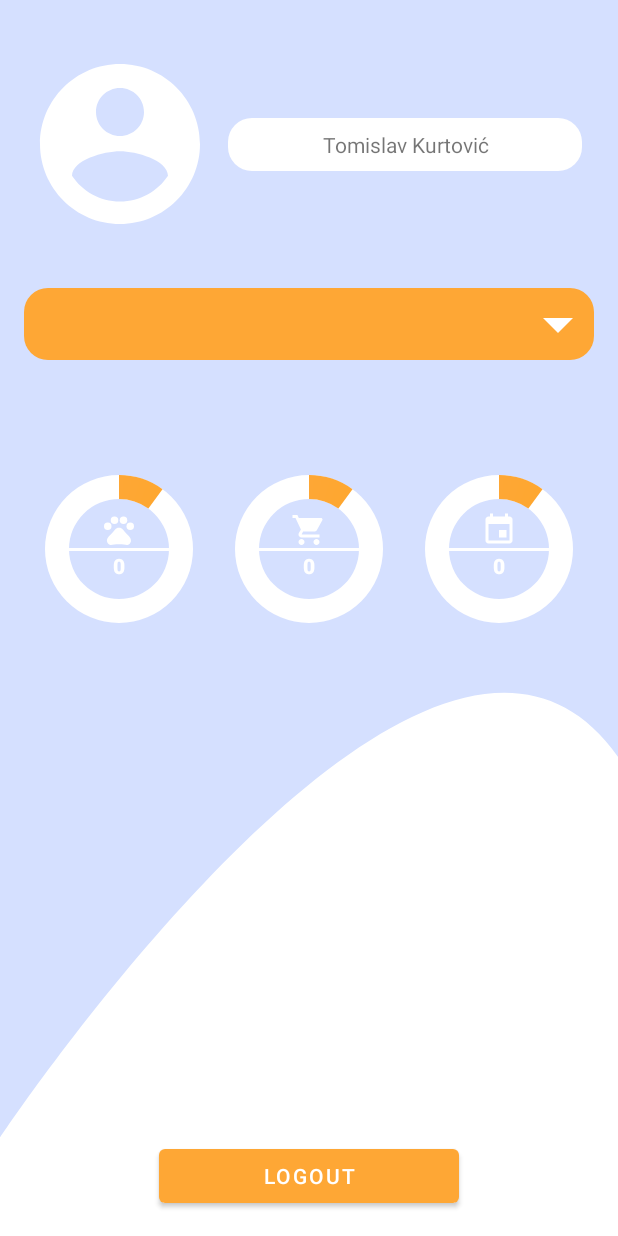
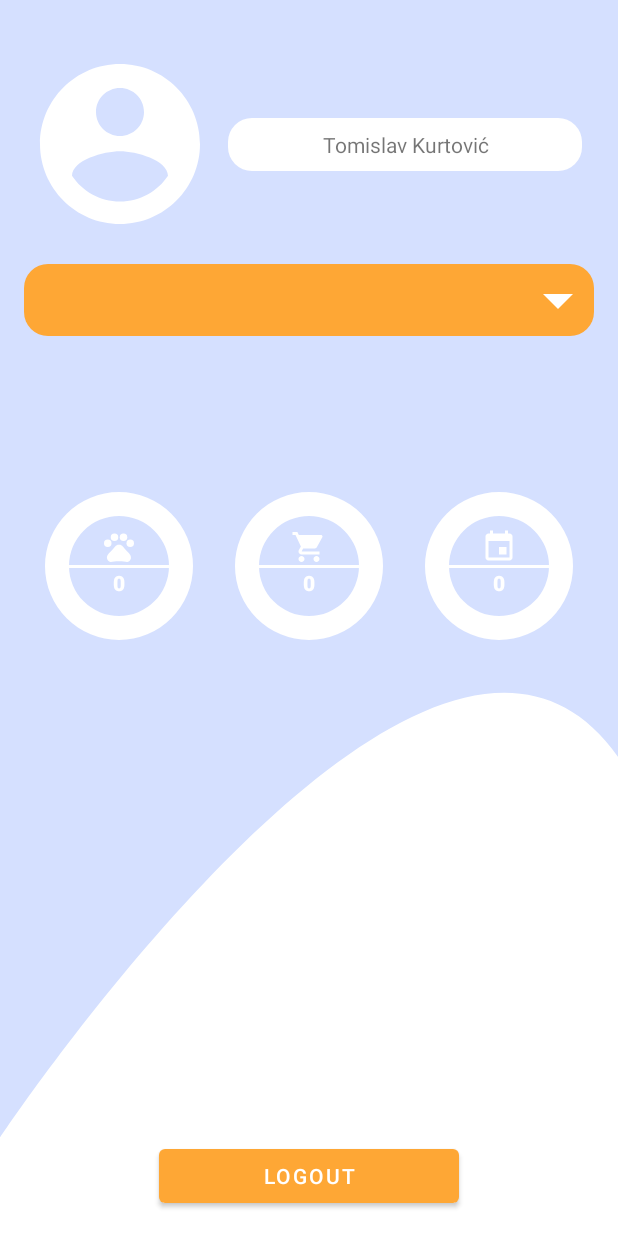
Before and after one commit to tkurtovic98/FamilyBoard, an Android app: the fragment ProfileFragment placed in its activity, on a phone screen of 412 x 824 dp. Run offline under Robolectric (Android 15) with nearby library versions, the phone set to English and light mode, and no system bars; our stand-ins replace Firebase (no records; nobody signed in at launch, a user with empty details on screens opened directly).

Commit message:
refactor(profile): update spinner design and ProfileViewModel

```diff
--- a/app/src/main/java/com/hr/kurtovic/tomislav/familyboard/FamilyBoardApp.kt
+++ b/app/src/main/java/com/hr/kurtovic/tomislav/familyboard/FamilyBoardApp.kt
@@ -62,5 +62,5 @@ val familyList = module {
 }
 
 val profileFragment = module {
-    viewModel { ProfileViewModel(get(), get()) }
+    viewModel { ProfileViewModel(get(), get(), get()) }
 }
--- a/app/src/main/java/com/hr/kurtovic/tomislav/familyboard/profile/ProfileFragment.kt
+++ b/app/src/main/java/com/hr/kurtovic/tomislav/familyboard/profile/ProfileFragment.kt
@@ -11,6 +11,7 @@ import android.widget.ArrayAdapter
 import android.widget.Toast
 import androidx.fragment.app.Fragment
 import androidx.lifecycle.Observer
+import com.bumptech.glide.Glide
 import com.hr.kurtovic.tomislav.familyboard.MainActivity
 import com.hr.kurtovic.tomislav.familyboard.R
 import kotlinx.android.synthetic.main.profile_fragment.*
@@ -33,7 +34,7 @@ class ProfileFragment : Fragment() {
 
     override fun onActivityCreated(savedInstanceState: Bundle?) {
         super.onActivityCreated(savedInstanceState)
-        profileViewModel.familyChange.observe(viewLifecycleOwner, Observer { configureSpinner(it) })
+        profileViewModel.state.observe(viewLifecycleOwner, Observer { render(it) })
         profile_logout_button.setOnClickListener { logout() }
     }
 
@@ -42,10 +43,29 @@ class ProfileFragment : Fragment() {
         (activity as? MainActivity)?.showLoginScreen()
     }
 
+    private fun render(state: State) {
+
+        if (state.spinnerConfigure) {
+            configureSpinner(state.familyList)
+            profileViewModel.onEvent(Event.SpinnerConfigured)
+        }
+
+        if (state.profileImageLoad) {
+            state.currentMember?.apply {
+                Glide.with(requireContext())
+                        .load(this.urlPicture)
+                        .circleCrop()
+                        .into(profile_profile_image)
+            }
+            profileViewModel.onEvent(Event.FirstTimeLoaded)
+        }
+    }
+
+
     private fun configureSpinner(families: List<String>) {
-        val familyAdapter = ArrayAdapter<String>(
+        val familyAdapter = ArrayAdapter(
             requireContext(),
-            R.layout.custom_spinner_dropdown,
+            R.layout.custom_spinner,
             families
         ).apply {
             setDropDownViewResource(R.layout.custom_spinner_dropdown)
--- a/app/src/main/java/com/hr/kurtovic/tomislav/familyboard/profile/ProfileViewModel.kt
+++ b/app/src/main/java/com/hr/kurtovic/tomislav/familyboard/profile/ProfileViewModel.kt
@@ -5,38 +5,79 @@ import androidx.lifecycle.MutableLiveData
 import androidx.lifecycle.ViewModel
 import com.hr.kurtovic.tomislav.familyboard.api.FamilyMemberService
 import com.hr.kurtovic.tomislav.familyboard.auth.AuthService
-import io.reactivex.disposables.CompositeDisposable
+import com.hr.kurtovic.tomislav.familyboard.models.FamilyMember
+
+
+data class State(
+    val familyList: List<String> = emptyList(),
+    val currentMember: FamilyMember? = null,
+    val spinnerConfigure: Boolean = false,
+    val profileImageLoad: Boolean = false
+)
+
+sealed class Event {
+    data class FamilyListChange(val familyList: List<String>) : Event()
+    data class CurrentMemberChange(val currentMember: FamilyMember?) : Event()
+    object SpinnerConfigured : Event()
+    object FirstTimeLoaded : Event()
+}
+
+
+fun reduce(event: Event, state: State): State =
+        when (event) {
+            is Event.FamilyListChange -> state.copy(
+                familyList = event.familyList,
+                spinnerConfigure = true
+            )
+            is Event.CurrentMemberChange -> state.copy(
+                currentMember = event.currentMember,
+                profileImageLoad = true
+            )
+            Event.SpinnerConfigured -> state.copy(spinnerConfigure = false)
+            Event.FirstTimeLoaded -> state.copy(profileImageLoad = false)
+        }
+
 
 class ProfileViewModel(
     private val familyMemberService: FamilyMemberService,
-    private val authService: AuthService
+    private val authService: AuthService,
+    private val memberService: FamilyMemberService
 ) : ViewModel() {
 
-    private val internalFamilyChange = MutableLiveData<List<String>>().apply { value = emptyList() }
+    private val internalState = MutableLiveData<State>().apply { value = State() }
 
-    val familyChange: LiveData<List<String>> = internalFamilyChange
+    val state: LiveData<State> = internalState
 
-    val compositeDisposable = CompositeDisposable()
+    init {
+        familyMemberService.families()
+                .addSnapshotListener { querySnapshot, _ ->
+                    val families = arrayListOf<String>()
+                    for (documentSnapshot in querySnapshot!!.documents) {
+                        val familyName = documentSnapshot.get("familyName").toString()
+                        families.add(familyName)
+                    }
 
-    private val familyChangeListener = familyMemberService.families()
-            .addSnapshotListener { querySnapshot, _ ->
-                val families = arrayListOf<String>()
-                for (documentSnapshot in querySnapshot!!.documents) {
-                    val familyName = documentSnapshot.get("familyName").toString()
-                    families.add(familyName)
+                    onEvent(Event.FamilyListChange(families))
                 }
 
-                internalFamilyChange.postValue(families)
-            }
+        //TODO(fix interfering events on data load)
+//        memberService.currentMemberRef().addSnapshotListener { documentSnapshot, _ ->
+//            val familyMember = documentSnapshot?.toObject(FamilyMember::class.java)
+//            onEvent(Event.CurrentMemberChange(currentMember = familyMember))
+//        }
+
+    }
+
+
+    fun onEvent(event: Event) {
+        val currentState = internalState.value!!
+        val newState = reduce(event, currentState)
+        internalState.postValue(newState)
+    }
 
     fun logout() {
-        familyChangeListener.remove()
         authService.logout()
     }
 
-    override fun onCleared() {
-        super.onCleared()
-        familyChangeListener.remove()
-    }
 
 }
--- a/app/src/main/res/layout/profile_fragment.xml
+++ b/app/src/main/res/layout/profile_fragment.xml
@@ -47,25 +47,24 @@
 
     <Spinner
         android:id="@+id/profile_family_spinner"
+        style="@style/CustomSpinnerStyle"
         android:layout_width="match_parent"
         android:layout_height="wrap_content"
-        style="@style/CustomSpinnerStyle"
-        android:layout_marginTop="@dimen/default_margin"
-        android:layout_marginBottom="@dimen/default_margin"
+        android:spinnerMode="dialog"
         app:layout_constraintStart_toStartOf="@id/profile_member_info_container"
-        app:layout_constraintTop_toBottomOf="@id/profile_member_info_container" />
+        app:layout_constraintTop_toBottomOf="@+id/profile_member_info_container" />
+
 
     <androidx.constraintlayout.widget.ConstraintLayout
         android:layout_width="match_parent"
         android:layout_height="wrap_content"
         app:layout_constraintBottom_toTopOf="@+id/profile_horizontal_guideline_60"
-        app:layout_constraintEnd_toEndOf="parent"
-        app:layout_constraintStart_toStartOf="parent"
-        app:layout_constraintTop_toBottomOf="@+id/profile_family_spinner">
+        app:layout_constraintEnd_toEndOf="@id/profile_family_spinner"
+        app:layout_constraintStart_toStartOf="@id/profile_family_spinner"
+        app:layout_constraintTop_toBottomOf="@id/profile_family_spinner">
 
         <include
-            layout="@layout/profile_progress_indicators"
-            app:layout_constraintTop_toTopOf="parent" />
+            layout="@layout/profile_progress_indicators" />
 
     </androidx.constraintlayout.widget.ConstraintLayout>
 
@@ -74,7 +73,7 @@
         android:layout_width="wrap_content"
         android:layout_height="wrap_content"
         android:orientation="horizontal"
-        app:layout_constraintGuide_percent="0.6" />
+        app:layout_constraintGuide_percent="0.65" />
 
 
     <Button
--- a/app/src/main/res/layout/profile_progress_indicators.xml
+++ b/app/src/main/res/layout/profile_progress_indicators.xml
@@ -2,7 +2,7 @@
 <androidx.constraintlayout.widget.ConstraintLayout xmlns:android="http://schemas.android.com/apk/res/android"
     xmlns:app="http://schemas.android.com/apk/res-auto"
     android:layout_width="match_parent"
-    android:layout_height="match_parent">
+    android:layout_height="wrap_content">
 
     <androidx.constraintlayout.widget.ConstraintLayout
         android:id="@+id/profile_pets_progress_container"
--- a/app/src/main/res/values/styles.xml
+++ b/app/src/main/res/values/styles.xml
@@ -86,15 +86,15 @@
         <item name="android:layout_height">@dimen/profile_progress_bar_size</item>
         <item name="android:indeterminate">false</item>
         <item name="android:max">100</item>
-        <item name="android:progress">10</item>
         <item name="android:progressDrawable">@drawable/circular_progress_bar</item>
         <item name="android:background">@drawable/progress_circle_shape</item>
         <item name="android:translationZ">4dp</item>
     </style>
 
     <style name="CustomSpinnerStyle" parent="@style/Widget.AppCompat.Spinner">
-        <item name="overlapAnchor">true</item>
         <item name="android:background">@drawable/custom_spinner_background</item>
+        <item name="android:textAlignment">center</item>
+        <item name="android:textColor">@color/white</item>
     </style>
 
 </resources>
```
